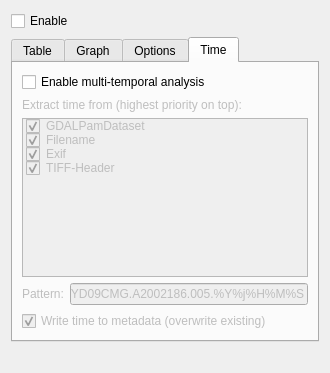
kant/valuetool, file ui_valuewidgetbase.ui: the form before one commit.
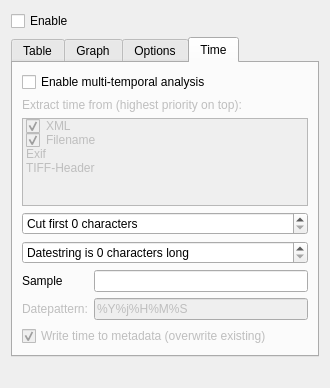
The form after the commit. The open tabs and pages were chosen to show the change.

Commit message: Added read and write of date into metadata

Diff of the .ui file:
```diff
--- a/ui_valuewidgetbase.ui
+++ b/ui_valuewidgetbase.ui
@@ -7,7 +7,7 @@
     <x>0</x>
     <y>0</y>
     <width>330</width>
-    <height>373</height>
+    <height>388</height>
    </rect>
   </property>
   <property name="windowTitle">
@@ -30,7 +30,7 @@
       <enum>QTabWidget::North</enum>
      </property>
      <property name="currentIndex">
-      <number>0</number>
+      <number>3</number>
      </property>
      <widget class="QWidget" name="tabWidgetPage1">
       <attribute name="title">
@@ -119,25 +119,52 @@
             </property>
            </widget>
           </item>
+          <item>
+           <widget class="QCheckBox" name="yAutoCheckBox">
+            <property name="enabled">
+             <bool>true</bool>
+            </property>
+            <property name="text">
+             <string>Auto</string>
+            </property>
+            <property name="checked">
+             <bool>true</bool>
+            </property>
+           </widget>
+          </item>
           <item>
            <widget class="QLabel" name="minYLabel">
+            <property name="enabled">
+             <bool>true</bool>
+            </property>
             <property name="text">
              <string>Y min</string>
             </property>
            </widget>
           </item>
           <item>
-           <widget class="QLineEdit" name="leYMin"/>
+           <widget class="QLineEdit" name="leYMin">
+            <property name="enabled">
+             <bool>false</bool>
+            </property>
+           </widget>
           </item>
           <item>
            <widget class="QLabel" name="maxYLabel">
+            <property name="enabled">
+             <bool>true</bool>
+            </property>
             <property name="text">
              <string>Y max</string>
             </property>
            </widget>
           </item>
           <item>
-           <widget class="QLineEdit" name="leYMax"/>
+           <widget class="QLineEdit" name="leYMax">
+            <property name="enabled">
+             <bool>false</bool>
+            </property>
+           </widget>
           </item>
           <item>
            <spacer name="horizontalSpacer_3">
@@ -173,6 +200,9 @@
        </item>
        <item>
         <widget class="QStackedWidget" name="stackedWidget">
+         <property name="enabled">
+          <bool>true</bool>
+         </property>
          <property name="currentIndex">
           <number>-1</number>
          </property>
@@ -382,50 +412,7 @@
       <attribute name="title">
        <string>Time</string>
       </attribute>
-      <layout class="QGridLayout" name="gridLayout_5">
-       <item row="1" column="0" colspan="2">
-        <widget class="QLabel" name="priorityLabel">
-         <property name="enabled">
-          <bool>false</bool>
-         </property>
-         <property name="text">
-          <string>Extract time from (highest priority on top):</string>
-         </property>
-        </widget>
-       </item>
-       <item row="3" column="0">
-        <widget class="QLabel" name="patternLabel">
-         <property name="enabled">
-          <bool>false</bool>
-         </property>
-         <property name="text">
-          <string>Pattern:</string>
-         </property>
-        </widget>
-       </item>
-       <item row="3" column="1">
-        <widget class="QLineEdit" name="patternLineEdit">
-         <property name="enabled">
-          <bool>false</bool>
-         </property>
-         <property name="text">
-          <string>MYD09CMG.A2002186.005.%Y%j%H%M%S</string>
-         </property>
-        </widget>
-       </item>
-       <item row="4" column="0" colspan="2">
-        <widget class="QCheckBox" name="writeMetaDataCheckBox">
-         <property name="enabled">
-          <bool>false</bool>
-         </property>
-         <property name="text">
-          <string>Write time to metadata (overwrite existing)</string>
-         </property>
-         <property name="checked">
-          <bool>true</bool>
-         </property>
-        </widget>
-       </item>
+      <layout class="QFormLayout" name="formLayout">
        <item row="0" column="0" colspan="2">
         <widget class="QCheckBox" name="enableMTAnalysesCheckBox">
          <property name="toolTip">
@@ -436,6 +423,16 @@
          </property>
         </widget>
        </item>
+       <item row="1" column="0" colspan="2">
+        <widget class="QLabel" name="priorityLabel">
+         <property name="enabled">
+          <bool>false</bool>
+         </property>
+         <property name="text">
+          <string>Extract time from (highest priority on top):</string>
+         </property>
+        </widget>
+       </item>
        <item row="2" column="0" colspan="2">
         <widget class="QListWidget" name="extractionPriorityListWidget">
          <property name="enabled">
@@ -449,7 +446,7 @@
          </property>
          <item>
           <property name="text">
-           <string>GDALPamDataset</string>
+           <string>XML</string>
           </property>
           <property name="checkState">
            <enum>Checked</enum>
@@ -468,7 +465,7 @@
            <string>Exif</string>
           </property>
           <property name="checkState">
-           <enum>Checked</enum>
+           <enum>Unchecked</enum>
           </property>
          </item>
          <item>
@@ -476,11 +473,87 @@
            <string>TIFF-Header</string>
           </property>
           <property name="checkState">
-           <enum>Checked</enum>
+           <enum>Unchecked</enum>
           </property>
          </item>
         </widget>
        </item>
+       <item row="3" column="0" colspan="2">
+        <widget class="QSpinBox" name="cutFirst">
+         <property name="suffix">
+          <string> characters</string>
+         </property>
+         <property name="prefix">
+          <string>Cut first </string>
+         </property>
+         <property name="maximum">
+          <number>999</number>
+         </property>
+        </widget>
+       </item>
+       <item row="4" column="0" colspan="2">
+        <widget class="QSpinBox" name="dateLength">
+         <property name="suffix">
+          <string> characters long</string>
+         </property>
+         <property name="prefix">
+          <string>Datestring is </string>
+         </property>
+         <property name="maximum">
+          <number>999</number>
+         </property>
+         <property name="value">
+          <number>0</number>
+         </property>
+        </widget>
+       </item>
+       <item row="5" column="0">
+        <widget class="QLabel" name="sampleLabel">
+         <property name="text">
+          <string>Sample</string>
+         </property>
+        </widget>
+       </item>
+       <item row="5" column="1">
+        <widget class="QLineEdit" name="sampleLineEdit">
+         <property name="readOnly">
+          <bool>true</bool>
+         </property>
+        </widget>
+       </item>
+       <item row="6" column="0">
+        <widget class="QLabel" name="patternLabel">
+         <property name="enabled">
+          <bool>false</bool>
+         </property>
+         <property name="text">
+          <string>Datepattern:</string>
+         </property>
+        </widget>
+       </item>
+       <item row="6" column="1">
+        <widget class="QLineEdit" name="patternLineEdit">
+         <property name="enabled">
+          <bool>false</bool>
+         </property>
+         <property name="text">
+          <string>%Y%j%H%M%S</string>
+         </property>
+        </widget>
+       </item>
+       <item row="7" column="0" colspan="2">
+        <widget class="QCheckBox" name="writeMetaDataCheckBox">
+         <property name="enabled">
+          <bool>false</bool>
+         </property>
+         <property name="text">
+          <string>Write time to metadata (overwrite existing)</string>
+         </property>
+         <property name="checked">
+          <bool>true</bool>
+         </property>
+        </widget>
+       </item>
       </layout>
      </widget>
     </widget>
```
The commit also changes 7 other files.
